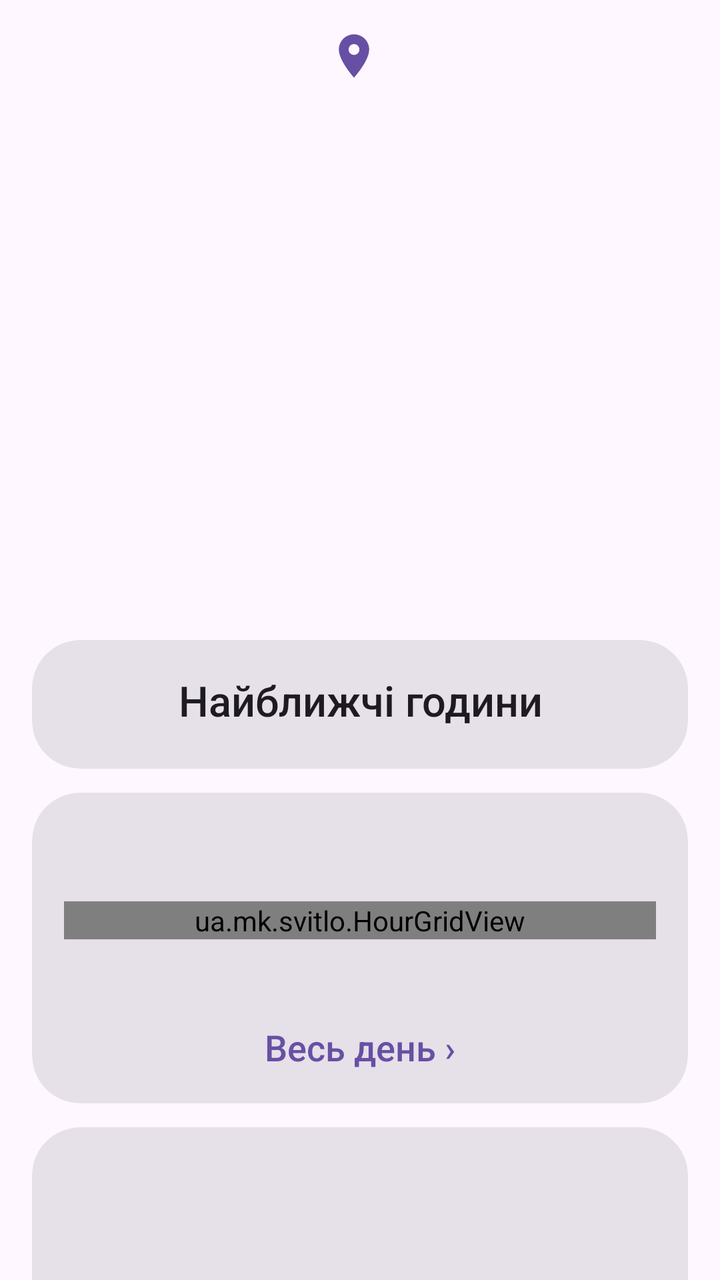
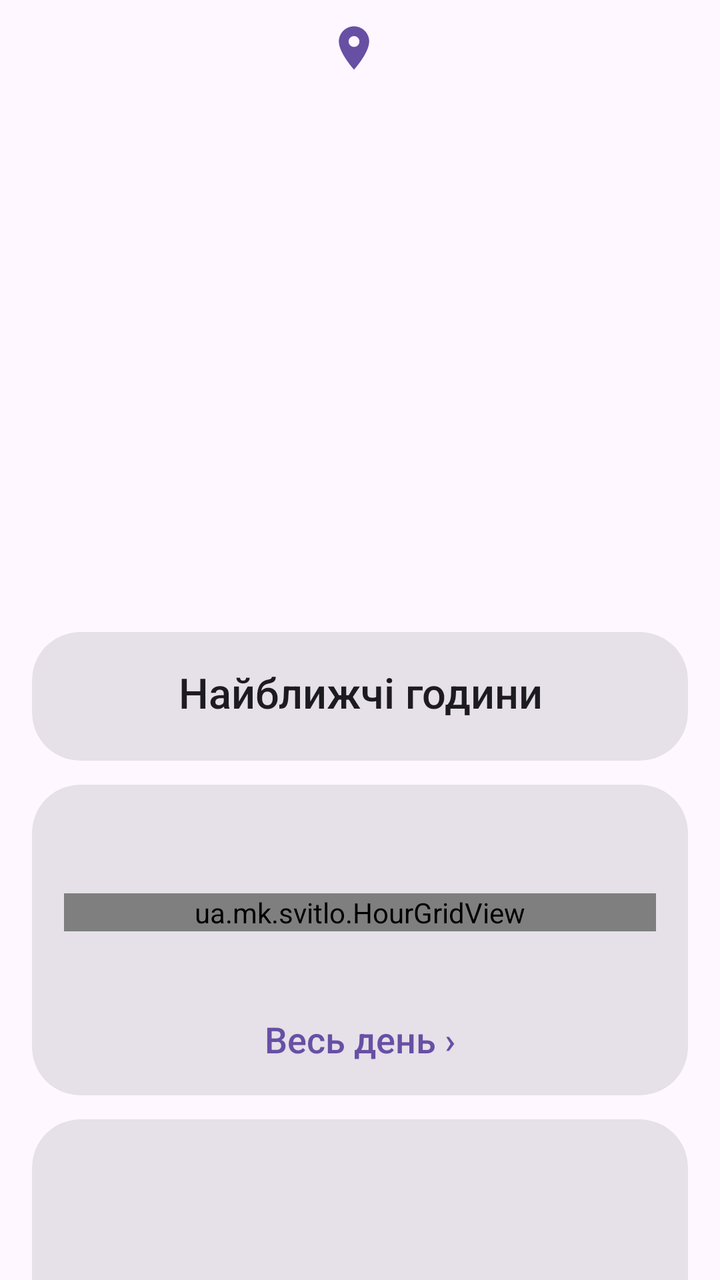

Screens rendered from an Android XML layout before and after an edit, with the pre-edit source and the edit as a unified diff.
<!-- AndroidManifest.xml: application theme AppTheme -->
<!-- res/layout/page_address.xml -->
<?xml version="1.0" encoding="utf-8"?>
<androidx.core.widget.NestedScrollView xmlns:android="http://schemas.android.com/apk/res/android"
    xmlns:app="http://schemas.android.com/apk/res-auto"
    android:layout_width="match_parent"
    android:layout_height="match_parent">

    <LinearLayout
        android:id="@+id/page_content"
        android:layout_width="match_parent"
        android:layout_height="wrap_content"
        android:orientation="vertical"
        android:paddingStart="16dp"
        android:paddingTop="4dp"
        android:paddingEnd="16dp"
        android:paddingBottom="24dp">

        
        <com.google.android.material.chip.ChipGroup
            android:id="@+id/page_chips"
            android:layout_width="wrap_content"
            android:layout_height="wrap_content"
            android:layout_gravity="center_horizontal"
            android:layout_marginBottom="8dp"
            app:selectionRequired="true"
            app:singleSelection="true" />

        
        <LinearLayout
            android:id="@+id/p_addr_box"
            android:layout_width="wrap_content"
            android:layout_height="wrap_content"
            android:layout_gravity="center_horizontal"
            android:gravity="center_vertical"
            android:orientation="horizontal">

            <ImageView
                android:layout_width="26dp"
                android:layout_height="26dp"
                android:layout_marginEnd="6dp"
                android:contentDescription="@null"
                android:src="@drawable/ic_place"
                android:tint="?attr/colorPrimary" />

            <TextView
                android:id="@+id/p_addr_name"
                android:layout_width="wrap_content"
                android:layout_height="wrap_content"
                android:fontFamily="sans-serif-medium"
                android:gravity="center"
                android:textColor="?attr/colorOnSurface"
                android:textSize="24sp" />
        </LinearLayout>

        <TextView
            android:id="@+id/p_addr_full"
            android:layout_width="match_parent"
            android:layout_height="wrap_content"
            android:layout_marginTop="2dp"
            android:layout_marginBottom="12dp"
            android:gravity="center"
            android:textColor="?attr/colorOnSurfaceVariant"
            android:textSize="17sp" />

        
        <com.google.android.material.card.MaterialCardView
            android:id="@+id/card_hero"
            android:layout_width="match_parent"
            android:layout_height="wrap_content"
            app:cardCornerRadius="28dp"
            app:cardElevation="0dp"
            app:strokeWidth="0dp">

            <LinearLayout
                android:layout_width="match_parent"
                android:layout_height="wrap_content"
                android:gravity="center_horizontal"
                android:orientation="vertical"
                android:paddingStart="20dp"
                android:paddingTop="22dp"
                android:paddingEnd="20dp"
                android:paddingBottom="22dp">

                <ImageView
                    android:id="@+id/h_icon"
                    android:layout_width="60dp"
                    android:layout_height="60dp"
                    android:contentDescription="@null" />

                <TextView
                    android:id="@+id/h_title"
                    android:layout_width="match_parent"
                    android:layout_height="wrap_content"
                    android:layout_marginTop="6dp"
                    android:fontFamily="sans-serif-medium"
                    android:gravity="center"
                    android:textSize="36sp" />

                <TextView
                    android:id="@+id/h_line1"
                    android:layout_width="match_parent"
                    android:layout_height="wrap_content"
                    android:layout_marginTop="10dp"
                    android:fontFamily="sans-serif-medium"
                    android:gravity="center"
                    android:textSize="24sp" />

                <TextView
                    android:id="@+id/h_line2"
                    android:layout_width="match_parent"
                    android:layout_height="wrap_content"
                    android:layout_marginTop="2dp"
                    android:gravity="center"
                    android:textSize="18sp" />

                <com.google.android.material.button.MaterialButton
                    android:id="@+id/btn_add_first"
                    android:layout_width="wrap_content"
                    android:layout_height="wrap_content"
                    android:layout_marginTop="14dp"
                    android:text="Додати адресу"
                    android:textSize="18sp"
                    android:visibility="gone"
                    app:icon="@drawable/ic_add" />
            </LinearLayout>
        </com.google.android.material.card.MaterialCardView>

        
        <com.google.android.material.card.MaterialCardView
            android:id="@+id/card_next"
            style="?attr/materialCardViewFilledStyle"
            android:layout_width="match_parent"
            android:layout_height="wrap_content"
            android:layout_marginTop="12dp"
            app:cardCornerRadius="24dp">

            <LinearLayout
                android:layout_width="match_parent"
                android:layout_height="wrap_content"
                android:orientation="vertical"
                android:padding="16dp">

                <TextView
                    android:layout_width="match_parent"
                    android:layout_height="wrap_content"
                    android:layout_marginBottom="4dp"
                    android:fontFamily="sans-serif-medium"
                    android:gravity="center"
                    android:text="Найближчі години"
                    android:textColor="?attr/colorOnSurface"
                    android:textSize="21sp" />

                <LinearLayout
                    android:id="@+id/m_next"
                    android:layout_width="match_parent"
                    android:layout_height="wrap_content"
                    android:orientation="vertical" />
            </LinearLayout>
        </com.google.android.material.card.MaterialCardView>

        
        <com.google.android.material.card.MaterialCardView
            android:id="@+id/card_today"
            style="?attr/materialCardViewFilledStyle"
            android:layout_width="match_parent"
            android:layout_height="wrap_content"
            android:layout_marginTop="12dp"
            app:cardCornerRadius="24dp">

            <LinearLayout
                android:layout_width="match_parent"
                android:layout_height="wrap_content"
                android:orientation="vertical"
                android:padding="16dp">

                <TextView
                    android:id="@+id/m_today_label"
                    android:layout_width="match_parent"
                    android:layout_height="wrap_content"
                    android:fontFamily="sans-serif-medium"
                    android:gravity="center"
                    android:textColor="?attr/colorOnSurface"
                    android:textSize="21sp" />

                <ua.mk.svitlo.HourGridView
                    android:id="@+id/m_today_grid"
                    android:layout_width="match_parent"
                    android:layout_height="wrap_content"
                    android:layout_marginTop="10dp" />

                <TextView
                    android:id="@+id/m_legend"
                    android:layout_width="match_parent"
                    android:layout_height="wrap_content"
                    android:layout_marginTop="10dp"
                    android:gravity="center"
                    android:lineSpacingExtra="4dp"
                    android:textColor="?attr/colorOnSurfaceVariant"
                    android:textSize="16sp" />

                <TextView
                    android:layout_width="match_parent"
                    android:layout_height="wrap_content"
                    android:layout_marginTop="10dp"
                    android:fontFamily="sans-serif-medium"
                    android:gravity="center"
                    android:text="Весь день ›"
                    android:textColor="?attr/colorPrimary"
                    android:textSize="18sp" />
            </LinearLayout>
        </com.google.android.material.card.MaterialCardView>

        
        <com.google.android.material.card.MaterialCardView
            android:id="@+id/card_tomorrow"
            style="?attr/materialCardViewFilledStyle"
            android:layout_width="match_parent"
            android:layout_height="wrap_content"
            android:layout_marginTop="12dp"
            app:cardCornerRadius="24dp">

            <LinearLayout
                android:layout_width="match_parent"
                android:layout_height="wrap_content"
                android:orientation="vertical"
                android:padding="16dp">

                <TextView
                    android:id="@+id/m_tomorrow_label"
                    android:layout_width="match_parent"
                    android:layout_height="wrap_content"
                    android:fontFamily="sans-serif-medium"
                    android:gravity="center"
                    android:textColor="?attr/colorOnSurface"
                    android:textSize="21sp" />

                <TextView
                    android:id="@+id/m_tomorrow_text"
                    android:layout_width="match_parent"
                    android:layout_height="wrap_content"
                    android:layout_marginTop="8dp"
                    android:gravity="center"
                    android:lineSpacingExtra="2dp"
                    android:textColor="?attr/colorOnSurface"
                    android:textSize="20sp" />

                <ua.mk.svitlo.HourGridView
                    android:id="@+id/m_tomorrow_grid"
                    android:layout_width="match_parent"
                    android:layout_height="wrap_content"
                    android:layout_marginTop="10dp" />

                <TextView
                    android:id="@+id/m_tomorrow_more"
                    android:layout_width="match_parent"
                    android:layout_height="wrap_content"
                    android:layout_marginTop="10dp"
                    android:fontFamily="sans-serif-medium"
                    android:gravity="center"
                    android:text="Весь день ›"
                    android:textColor="?attr/colorPrimary"
                    android:textSize="18sp" />
            </LinearLayout>
        </com.google.android.material.card.MaterialCardView>

        
        <TextView
            android:id="@+id/m_updated"
            android:layout_width="match_parent"
            android:layout_height="wrap_content"
            android:layout_marginTop="16dp"
            android:gravity="center"
            android:textColor="?attr/colorOnSurfaceVariant"
            android:textSize="14sp" />
    </LinearLayout>
</androidx.core.widget.NestedScrollView>
<!-- resources referenced by this layout -->
<resources>
  <!-- drawable ic_add (drawable) -->
  <?xml version="1.0" encoding="utf-8"?>
  <vector xmlns:android="http://schemas.android.com/apk/res/android"
      android:width="24dp"
      android:height="24dp"
      android:viewportWidth="24"
      android:viewportHeight="24">
      <path android:fillColor="#FF000000" android:pathData="M19,13h-6v6h-2v-6H5v-2h6V5h2v6h6v2z" />
  </vector>
  <!-- drawable ic_place (drawable) -->
  <?xml version="1.0" encoding="utf-8"?>
  <vector xmlns:android="http://schemas.android.com/apk/res/android"
      android:width="24dp"
      android:height="24dp"
      android:viewportWidth="24"
      android:viewportHeight="24">
      <path android:fillColor="#FF000000" android:pathData="M12,2C8.13,2 5,5.13 5,9c0,5.25 7,13 7,13s7,-7.75 7,-13c0,-3.87 -3.13,-7 -7,-7zM12,11.5c-1.38,0 -2.5,-1.12 -2.5,-2.5s1.12,-2.5 2.5,-2.5 2.5,1.12 2.5,2.5 -1.12,2.5 -2.5,2.5z" />
  </vector>
  <style name="AppTheme" parent="Theme.Material3.DayNight.NoActionBar">
          <item name="android:statusBarColor">?attr/colorSurface</item>
          <item name="android:windowLightStatusBar">@bool/light_bars</item>
      </style>
</resources>

<!-- the commit's change to res/layout/page_address.xml (unified diff, before → after) -->
@@ -10,19 +10,9 @@
         android:layout_height="wrap_content"
         android:orientation="vertical"
         android:paddingStart="16dp"
-        android:paddingTop="4dp"
+        android:paddingTop="8dp"
         android:paddingEnd="16dp"
         android:paddingBottom="24dp">
-
-        
-        <com.google.android.material.chip.ChipGroup
-            android:id="@+id/page_chips"
-            android:layout_width="wrap_content"
-            android:layout_height="wrap_content"
-            android:layout_gravity="center_horizontal"
-            android:layout_marginBottom="8dp"
-            app:selectionRequired="true"
-            app:singleSelection="true" />
 
         
         <LinearLayout
